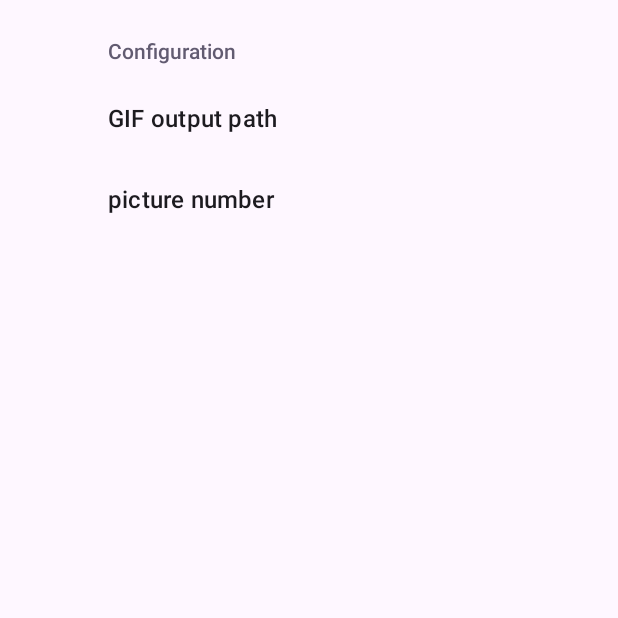
After one commit to ClementViel/accidentGif, an Android app: the SettingsActivity screen opened directly, with no data from a screen before it, on a phone screen of 412 x 824 dp, the top half of it. The commit adds this screen. Run offline under Robolectric (Android 15) with nearby library versions, the phone set to English and light mode, and no system bars; our stand-ins replace androidx.preference.

```diff
--- a/app/src/main/AndroidManifest.xml
+++ b/app/src/main/AndroidManifest.xml
@@ -14,6 +14,7 @@
     <application
         android:allowBackup="true"
         android:dataExtractionRules="@xml/data_extraction_rules"
+        android:enableOnBackInvokedCallback="true"
         android:fullBackupContent="@xml/backup_rules"
         android:icon="@mipmap/ic_launcher"
         android:label="@string/app_name"
@@ -22,7 +23,7 @@
         android:theme="@style/Theme.AccidentGif"
         tools:targetApi="31">
         <activity
-            android:name=".SeetingsActivity"
+            android:name=".SettingsActivity"
             android:exported="false" />
         <activity
             android:name=".MainActivity"
--- /dev/null
+++ b/app/src/main/java/com/example/accidentgif/SettingsActivity.kt
@@ -0,0 +1,14 @@
+package com.example.accidentgif
+
+import androidx.appcompat.app.AppCompatActivity
+import android.os.Bundle
+
+class SettingsActivity : AppCompatActivity() {
+    override fun onCreate(savedInstanceState: Bundle?) {
+        super.onCreate(savedInstanceState)
+        setContentView(R.layout.activity_settings)
+        supportFragmentManager
+            .beginTransaction()
+            .replace(R.id.fragmentContainerView, SettingsFragment())
+            .commit()    }
+}
--- a/app/src/main/java/SettingsFragment.kt
+++ b/app/src/main/java/com/example/accidentgif/SettingsFragment.kt
@@ -1,9 +1,18 @@
+package com.example.accidentgif
+
 import android.os.Build
 import com.example.accidentgif.R
 import android.os.Bundle
+import android.util.Log
 import androidx.preference.PreferenceFragmentCompat
+
+private const val TAG = "FRAG"
+
+
 class SettingsFragment : PreferenceFragmentCompat() {
     override fun onCreatePreferences(savedInstanceState: Bundle?, rootKey: String?) {
+        Log.e(TAG, "fragment")
         setPreferencesFromResource(R.xml.preferences, rootKey)
+
     }
 }
--- a/app/src/main/res/layout/activity_seetings.xml
+++ b/app/src/main/res/layout/activity_settings.xml
@@ -4,10 +4,13 @@
     xmlns:tools="http://schemas.android.com/tools"
     android:layout_width="match_parent"
     android:layout_height="match_parent"
-    tools:context=".SeetingsActivity">
+    tools:context=".SettingsActivity">
 
-    <FrameLayout
-        android:id="@+id/idFrameLayout"
+    <androidx.fragment.app.FragmentContainerView
+        android:id="@+id/fragmentContainerView"
+        android:name="com.example.accidentgif.SettingsFragment"
         android:layout_width="match_parent"
-        android:layout_height="match_parent" />
+        android:layout_height="match_parent"
+        tools:layout_editor_absoluteX="11dp"
+        tools:layout_editor_absoluteY="70dp" />
 </androidx.constraintlayout.widget.ConstraintLayout>
--- a/app/src/main/res/values/strings.xml
+++ b/app/src/main/res/values/strings.xml
@@ -16,5 +16,6 @@
     <string name="gif_output_path">GIF output path</string>
     <string name="settings_menu">Settings</string>
     <string name="seetings">settings</string>
+    <string name="configuration">Configuration</string>
 
 </resources>
--- a/app/src/main/res/xml/preferences.xml
+++ b/app/src/main/res/xml/preferences.xml
@@ -1,7 +1,23 @@
 <?xml version="1.0" encoding="utf-8"?>
-<PreferenceScreen xmlns:android="http://schemas.android.com/apk/res/android">
+<PreferenceScreen xmlns:android="http://schemas.android.com/apk/res-auto"
+    xmlns:tools="http://schemas.android.com/tools"
+    android:isPreferenceVisible="false"
+    android:persistent="true"
+    tools:ignore="NamespaceTypo">
     <!--below line is to create preference category-->
-    <EditTextPreference
-        android:key="@string/gif_output_path"
-        android:defaultValue="set prefered path"/>
+    <PreferenceCategory
+        android:isPreferenceVisible="true"
+        android:key="configuration_category"
+        android:orderingFromXml="true"
+        android:persistent="true"
+        android:title="@string/configuration">
+        <EditTextPreference
+            android:defaultValue="set prefered path"
+            android:key="@string/gif_output_path"
+            android:title="GIF output path" />
+        <EditTextPreference
+            android:defaultValue="5"
+            android:key="picture number"
+            android:title="picture number" />
+    </PreferenceCategory>
 </PreferenceScreen>
```
Also changed, not shown: app/src/main/java/com/example/accidentgif/MainActivity.kt (+36 -31 lines), app/src/main/java/com/example/accidentgif/SeetingsActivity.kt (deleted, +0 -11 lines), app/src/main/res/layout/activity_main.xml (+7 -3 lines).
